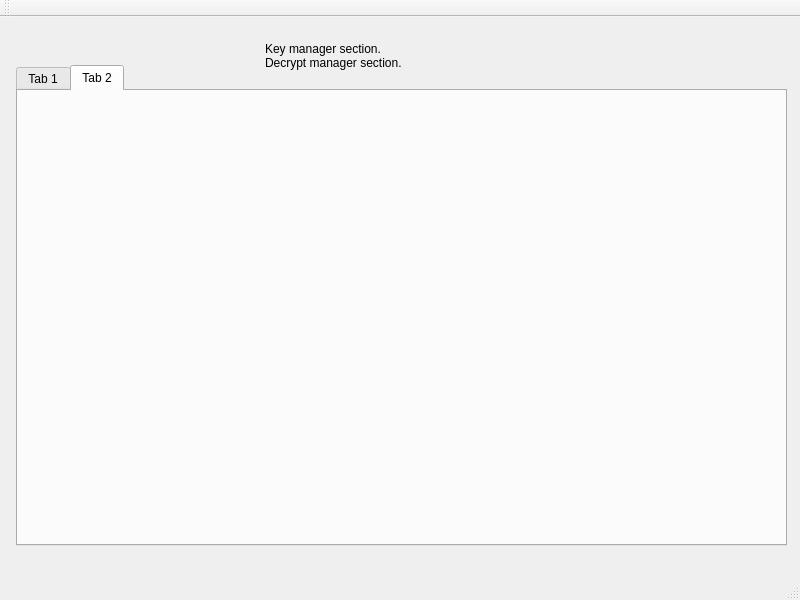
redazzalpha/xkrypt, file mainwindow.ui: the form before one commit.
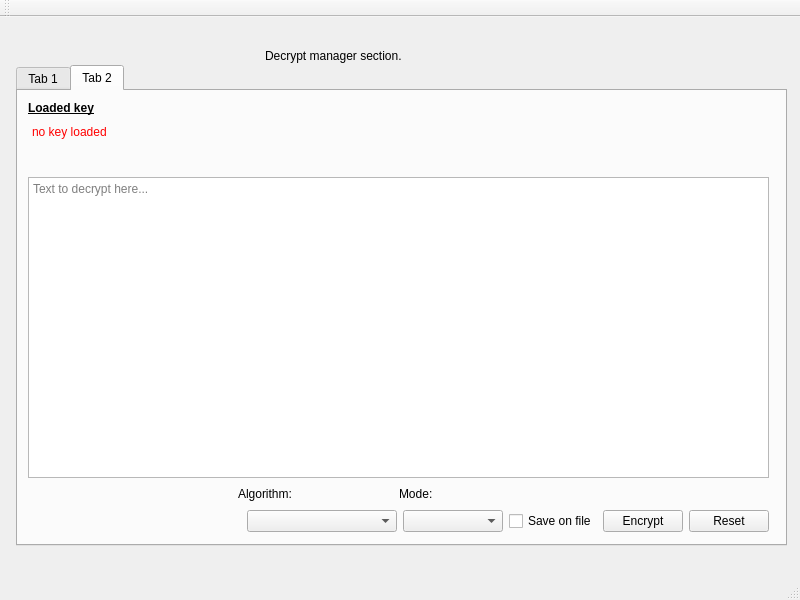
The form after the commit. The open tabs and pages were chosen to show the change. Icons and pictures are not drawn.

```diff
--- a/mainwindow.ui
+++ b/mainwindow.ui
@@ -815,7 +815,10 @@
         <height>481</height>
        </rect>
       </property>
-      <widget class="QWidget" name="tab_3">
+      <property name="currentIndex">
+       <number>1</number>
+      </property>
+      <widget class="QWidget" name="m_decTabFile">
        <attribute name="title">
         <string>Tab 1</string>
        </attribute>
@@ -1093,6 +1096,222 @@
        <attribute name="title">
         <string>Tab 2</string>
        </attribute>
+       <widget class="QWidget" name="verticalLayoutWidget_3">
+        <property name="geometry">
+         <rect>
+          <x>10</x>
+          <y>10</y>
+          <width>741</width>
+          <height>431</height>
+         </rect>
+        </property>
+        <layout class="QVBoxLayout" name="vlayout_8">
+         <item>
+          <widget class="QLabel" name="label_29">
+           <property name="font">
+            <font>
+             <bold>true</bold>
+             <underline>true</underline>
+            </font>
+           </property>
+           <property name="text">
+            <string>Loaded key</string>
+           </property>
+          </widget>
+         </item>
+         <item>
+          <widget class="QPlainTextEdit" name="m_decTabTextLoaded">
+           <property name="maximumSize">
+            <size>
+             <width>16777215</width>
+             <height>50</height>
+            </size>
+           </property>
+           <property name="autoFillBackground">
+            <bool>false</bool>
+           </property>
+           <property name="styleSheet">
+            <string notr="true">background-color: rgba(0, 0, 0, 0);color:red;</string>
+           </property>
+           <property name="frameShape">
+            <enum>QFrame::NoFrame</enum>
+           </property>
+           <property name="frameShadow">
+            <enum>QFrame::Plain</enum>
+           </property>
+           <property name="tabChangesFocus">
+            <bool>false</bool>
+           </property>
+           <property name="readOnly">
+            <bool>true</bool>
+           </property>
+           <property name="plainText">
+            <string>no key loaded</string>
+           </property>
+           <property name="textInteractionFlags">
+            <set>Qt::TextSelectableByKeyboard|Qt::TextSelectableByMouse</set>
+           </property>
+           <property name="backgroundVisible">
+            <bool>false</bool>
+           </property>
+          </widget>
+         </item>
+         <item>
+          <widget class="QPlainTextEdit" name="m_decTabTextField">
+           <property name="placeholderText">
+            <string>Text to decrypt here...</string>
+           </property>
+          </widget>
+         </item>
+         <item>
+          <layout class="QHBoxLayout" name="hlayout_23">
+           <item>
+            <spacer name="spacer_27">
+             <property name="orientation">
+              <enum>Qt::Horizontal</enum>
+             </property>
+             <property name="sizeType">
+              <enum>QSizePolicy::Expanding</enum>
+             </property>
+             <property name="sizeHint" stdset="0">
+              <size>
+               <width>85</width>
+               <height>20</height>
+              </size>
+             </property>
+            </spacer>
+           </item>
+           <item>
+            <widget class="QLabel" name="label_30">
+             <property name="minimumSize">
+              <size>
+               <width>155</width>
+               <height>0</height>
+              </size>
+             </property>
+             <property name="maximumSize">
+              <size>
+               <width>16777215</width>
+               <height>16777215</height>
+              </size>
+             </property>
+             <property name="text">
+              <string>Algorithm:</string>
+             </property>
+            </widget>
+           </item>
+           <item>
+            <widget class="QLabel" name="label_31">
+             <property name="minimumSize">
+              <size>
+               <width>95</width>
+               <height>0</height>
+              </size>
+             </property>
+             <property name="text">
+              <string>Mode:</string>
+             </property>
+            </widget>
+           </item>
+           <item>
+            <spacer name="spacer_28">
+             <property name="orientation">
+              <enum>Qt::Horizontal</enum>
+             </property>
+             <property name="sizeHint" stdset="0">
+              <size>
+               <width>275</width>
+               <height>20</height>
+              </size>
+             </property>
+            </spacer>
+           </item>
+          </layout>
+         </item>
+         <item>
+          <layout class="QHBoxLayout" name="hlayout_21">
+           <item>
+            <spacer name="spacer_11">
+             <property name="orientation">
+              <enum>Qt::Horizontal</enum>
+             </property>
+             <property name="sizeHint" stdset="0">
+              <size>
+               <width>40</width>
+               <height>20</height>
+              </size>
+             </property>
+            </spacer>
+           </item>
+           <item>
+            <widget class="QComboBox" name="m_decTabTextAlgs">
+             <property name="minimumSize">
+              <size>
+               <width>150</width>
+               <height>0</height>
+              </size>
+             </property>
+             <property name="maximumSize">
+              <size>
+               <width>16777215</width>
+               <height>16777215</height>
+              </size>
+             </property>
+            </widget>
+           </item>
+           <item>
+            <widget class="QComboBox" name="m_decTabTextModes">
+             <property name="minimumSize">
+              <size>
+               <width>100</width>
+               <height>0</height>
+              </size>
+             </property>
+             <property name="maximumSize">
+              <size>
+               <width>16777215</width>
+               <height>16777215</height>
+              </size>
+             </property>
+            </widget>
+           </item>
+           <item>
+            <widget class="QCheckBox" name="m_decTabTextSaveOnF">
+             <property name="text">
+              <string>Save on file</string>
+             </property>
+            </widget>
+           </item>
+           <item>
+            <widget class="QPushButton" name="m_decTabTextEncrypt">
+             <property name="maximumSize">
+              <size>
+               <width>100</width>
+               <height>16777215</height>
+              </size>
+             </property>
+             <property name="text">
+              <string>Encrypt</string>
+             </property>
+            </widget>
+           </item>
+           <item>
+            <widget class="QPushButton" name="m_decTabTextReset">
+             <property name="maximumSize">
+              <size>
+               <width>100</width>
+               <height>16777215</height>
+              </size>
+             </property>
+             <property name="text">
+              <string>Reset</string>
+             </property>
+            </widget>
+           </item>
+          </layout>
+         </item>
+        </layout>
+       </widget>
       </widget>
      </widget>
      <widget class="QLabel" name="label_14">
@@ -1105,7 +1324,7 @@
        </rect>
       </property>
       <property name="text">
-       <string>&lt;td&gt;&lt;img src=:/assets/decrypt.png width=50 height=50/&gt;&lt;/td&gt;&lt;td valign=middle&gt;Key manager section.&lt;br /&gt;Decrypt manager section.&lt;/td&gt;</string>
+       <string>&lt;td&gt;&lt;img src=:/assets/decrypt.png width=50 height=50/&gt;&lt;/td&gt;&lt;td valign=middle&gt;Decrypt manager section.&lt;/td&gt;</string>
       </property>
      </widget>
     </widget>
```
Left out of the diff: 308 changed lines with no effect on the pictures. Lines whose indentation alone changed are shown as unchanged.
